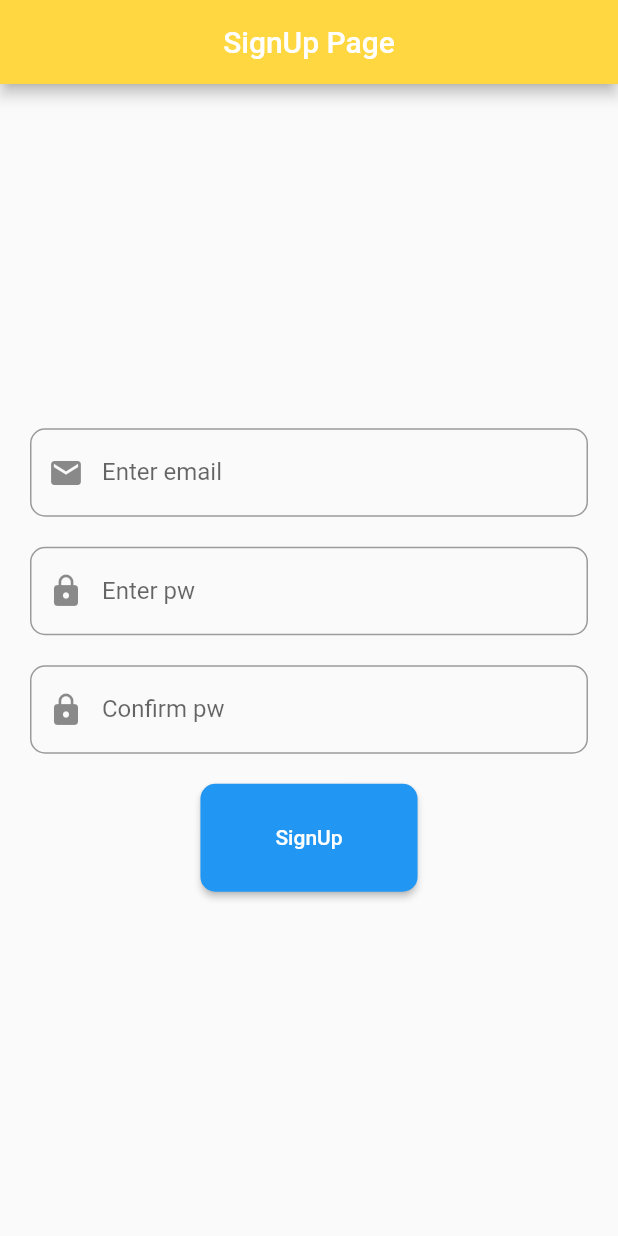
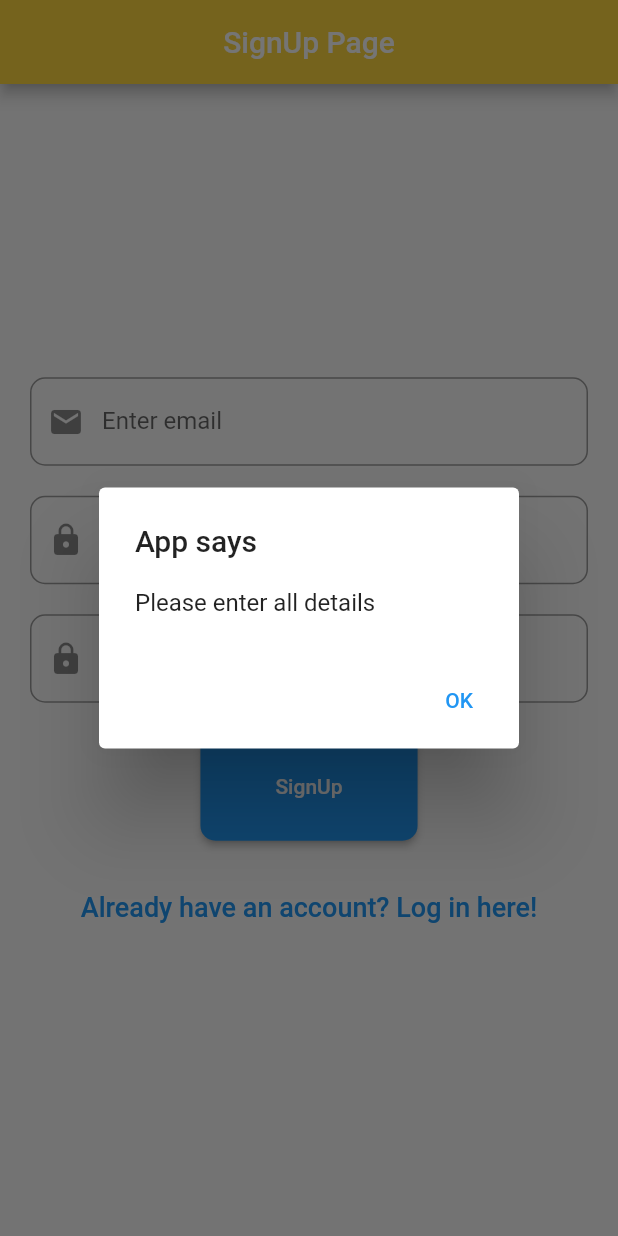
Before and after one commit to pradeepkmaran/FlutteApps, a Flutter app: the screen it shows after launch, after a tap on "Dont have an account? Sign Up here!", after a tap on "SignUp", on a phone screen of 412 x 824 dp. Run offline on Flutter 3.47's test engine with Material 2 defaults, Android fonts, the phone set to English and light mode, and no system bars; our stand-ins replace sqflite; accounts and stored records are empty.

Commit message:
Food app with complete Login and Signup

```diff
--- /dev/null
+++ b/lib/db/database.dart
@@ -0,0 +1,42 @@
+import 'dart:io';
+
+import 'package:sqflite/sqflite.dart';
+import 'package:path/path.dart';
+
+class DatabaseHelper{
+  static Database? _database;
+  static final DatabaseHelper instance = DatabaseHelper._privateConstructor();
+
+  DatabaseHelper._privateConstructor();
+
+  Future<Database>get database async{
+    if(_database!=null) return _database!;
+    _database = await _initDatabase();
+    return _database!;
+  }
+
+  Future<Database> _initDatabase() async{
+    String path = join(await getDatabasesPath(), 'users_database.db');
+    return await openDatabase(path, version: 1, onCreate: _onCreate);
+  }
+
+  Future<void> _onCreate(Database db, int version) async{
+    await db.execute('CREATE TABLE IF NOT EXISTS users(id INTEGER PRIMARY KEY AUTOINCREMENT, email TEXT, password TEXT)');
+    await db.execute('CREATE TABLE IF NOT EXISTS food_menu(id INTEGER PRIMARY KEY AUTOINCREMENT, item_name TEXT, price TEXT)');
+  }
+
+  Future<int> insertUser(Map<String, dynamic> row) async{
+    Database db = await instance.database;
+    return await db.insert('users', row);
+  }
+
+  Future<List<Map<String, dynamic>>> queryUsers() async {
+    Database db = await instance.database;
+    return await db.query('users');
+  }
+
+  Future<List<Map<String, dynamic>>> querySingleUser(String email, String password) async {
+    Database db = await instance.database;
+    return await db.query('users', where: 'email =? AND password =?', whereArgs: [email, password]);
+  }
+}
--- a/lib/login_page.dart
+++ b/lib/login_page.dart
@@ -1,4 +1,9 @@
+// import 'dart:js_interop';
+// import 'dart:math';
+
 import 'package:flutter/material.dart';
+import 'package:flutterworkshop/db/database.dart';
+import 'package:flutterworkshop/home_page.dart';
 import 'package:flutterworkshop/signup_page.dart';
 
 class LoginPage extends StatelessWidget {
@@ -53,33 +58,72 @@ class _LoginFormState extends State<LoginForm> {
         TextField(
           controller: pwController,
           decoration: InputDecoration(
-              labelText: "Enter pw",
+              labelText: "Enter password",
               prefixIcon: Icon(Icons.lock),
               border: OutlineInputBorder(
                 borderRadius: BorderRadius.circular(10.0),
               )
           ),
+          obscureText: true,
         ),
         const SizedBox(height: 20.0),
-        ElevatedButton(onPressed: () {
+        ElevatedButton(onPressed: () async {
           // Add login actions
+          String email = emailController.text;
+          String pw = pwController.text;
+          if(email.isNotEmpty && pw.isNotEmpty){
+            List<Map<String, dynamic>> loginResult = await DatabaseHelper.instance.querySingleUser(email, pw);
+            if(loginResult.isNotEmpty){
+              print(loginResult);
+              Navigator.pushReplacement(context, MaterialPageRoute(builder: (context)=>HomePage()));
+            }
+            else{
+              print("Sign up or Enter correct details");
+              showAlert('AppSays', "Sign up or Enter correct details!");
+            }
+          }
+          else{
+            print("Enter all details");
+            showAlert('AppSays', "Enter all required details!");
+          }
         },
-            child: Text('Login'),
             style: ElevatedButton.styleFrom(padding: const EdgeInsets.symmetric(horizontal: 50, vertical: 28),
             shape: RoundedRectangleBorder(
               borderRadius: BorderRadius.circular(10.0),
             )),
+          child: const Text('Login'),
         ),
-        SizedBox(height: 20,),
+        const SizedBox(height: 20,),
         TextButton(onPressed: (){
-          Navigator.pushReplacement(context, MaterialPageRoute(builder: (context) => SignUpPage()));
-        },
-            child: Text("Dont have an account? Sign Up here!",
-            style: TextStyle(
-              fontSize: 18.0
-            ),))
-
+            Navigator.pushReplacement(context, MaterialPageRoute(builder: (context) => SignUpPage()));
+          },
+            child: const Text("Dont have an account? Sign Up here!",
+              style: TextStyle(
+                fontSize: 18.0
+              ),
+            )
+        )
       ],
     );
   }
+
+  // This function is to show alert dialogs
+  showAlert(String alertName, String text){
+    String actionBtn = "OK";
+    return showDialog(context: context, builder: (BuildContext context){
+      return AlertDialog(
+        title: Text(alertName),
+        content: Text(text),
+        actions: [
+          TextButton(
+              onPressed: (){
+                Navigator.of(context).pop();
+              },
+              child: Text(actionBtn))
+        ],
+      );
+    }
+    );
+  }
+
 }
--- a/lib/signup_page.dart
+++ b/lib/signup_page.dart
@@ -1,4 +1,7 @@
 import 'package:flutter/material.dart';
+import 'package:flutterworkshop/db/database.dart';
+import 'package:flutterworkshop/login_page.dart';
+import 'package:sqflite/sqflite.dart';
 
 class SignUpPage extends StatelessWidget {
   const SignUpPage({super.key});
@@ -31,6 +34,7 @@ class SignUpForm extends StatefulWidget {
 class _SignUpFormState extends State<SignUpForm> {
   final TextEditingController emailController = TextEditingController();
   final TextEditingController pwController = TextEditingController();
+  final TextEditingController conPwController = TextEditingController();
 
 
   @override
@@ -52,33 +56,97 @@ class _SignUpFormState extends State<SignUpForm> {
         TextField(
           controller: pwController,
           decoration: InputDecoration(
-              labelText: "Enter pw",
+              labelText: "Enter password",
+              prefixIcon: Icon(Icons.lock),
+              border: OutlineInputBorder(
+                borderRadius: BorderRadius.circular(10.0),
+             ),
+          ),
+          obscureText: true,
+        ),SizedBox(height: 20,),
+        TextField(
+          controller: conPwController,
+          decoration: InputDecoration(
+              labelText: "Confirm password",
               prefixIcon: Icon(Icons.lock),
               border: OutlineInputBorder(
                 borderRadius: BorderRadius.circular(10.0),
               )
           ),
-        ),SizedBox(height: 20,),
-        TextField(
-          controller: pwController,
-          decoration: InputDecoration(
-              labelText: "Confirm pw",
-              prefixIcon: Icon(Icons.lock),
-              border: OutlineInputBorder(
-                borderRadius: BorderRadius.circular(10.0),
-              )
-          ),
+          obscureText: true,
         ),
         const SizedBox(height: 20.0),
         ElevatedButton(onPressed: () {
           // Add SignUp actions
+          String email = emailController.text;
+          String pw = pwController.text;
+          String conpw = conPwController.text;
+          if(email.isNotEmpty && pw.isNotEmpty && conpw.isNotEmpty){
+            if(pw == conpw){
+              Future<int> insertResult = DatabaseHelper.instance.insertUser(
+                {'email':email, 'password':pw}
+              );
+              if(insertResult != 0){
+                print("User created!");
+                showAlert('Congratulations', 'The user has been created.\nPlease proceed to Sign In');
+              }
+            }
+            else{
+              showAlert('App says', 'Passwords doesnt match!');
+              print("Passwords doesnt match!");
+            }
+          }
+          else{
+            showAlert('App says', 'Please enter all details');
+            print("Please enter all details");
+          }
         },
           child: Text('SignUp'),
           style: ElevatedButton.styleFrom(padding: const EdgeInsets.symmetric(horizontal: 50, vertical: 28),
               shape: RoundedRectangleBorder(
                 borderRadius: BorderRadius.circular(10.0),
-              )),)
+              )
+          ),
+        ),
+        SizedBox(height: 20,),
+        TextButton(onPressed: (){
+          Navigator.pushReplacement(context, MaterialPageRoute(builder: (context) => LoginPage()));
+        },
+            child: Text("Already have an account? Log in here!",
+              style: TextStyle(
+                  fontSize: 18.0
+              ),
+            )
+        )
       ],
     );
   }
+
+  showAlert(String alertName, String text){
+    String actionBtn = "OK";
+    if(alertName=='Congratulations'){
+      setState(() {
+        actionBtn = 'Sign in';
+      });
+    }
+    return showDialog(context: context, builder: (BuildContext context){
+      return AlertDialog(
+       title: Text(alertName),
+        content: Text(text),
+        actions: [
+          TextButton(
+              onPressed: (){
+                if(actionBtn == 'Sign in'){
+                  Navigator.pushReplacement(context, MaterialPageRoute(builder: (context)=>LoginPage()));
+                }
+                else {
+                  Navigator.of(context).pop();
+                }
+              },
+              child: Text(actionBtn))
+        ],
+      );
+    }
+    );
+  }
 }
--- a/pubspec.yaml
+++ b/pubspec.yaml
@@ -31,6 +31,7 @@ dependencies:
   flutter:
     sdk: flutter
   http: ^1.1.0
+  sqflite: ^2.3.2
 
   # The following adds the Cupertino Icons font to your application.
   # Use with the CupertinoIcons class for iOS style icons.
```
Also changed, not shown: lib/home_page.dart (added, +83 -0 lines), pubspec.lock, 1 other file.
